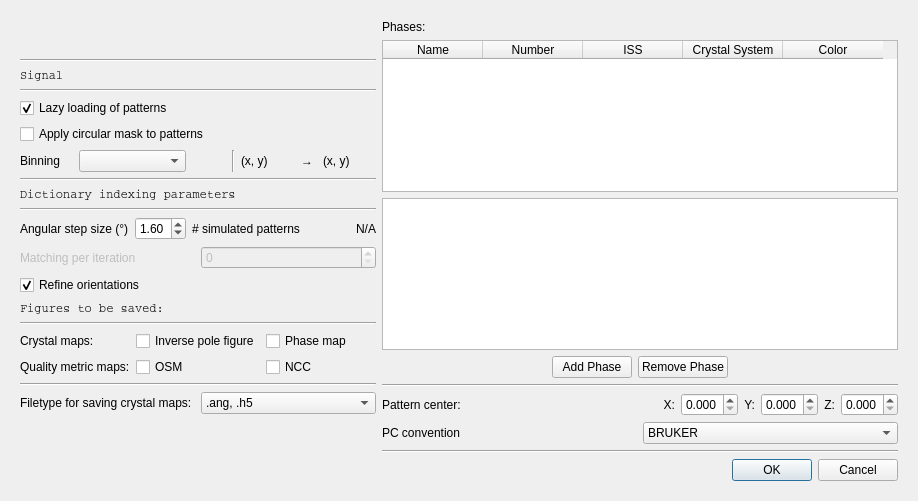
The window that ui/di_setup.ui (EBSP-Indexer/EBSP-Indexer) describes before a commit, drawn with Qt 5.
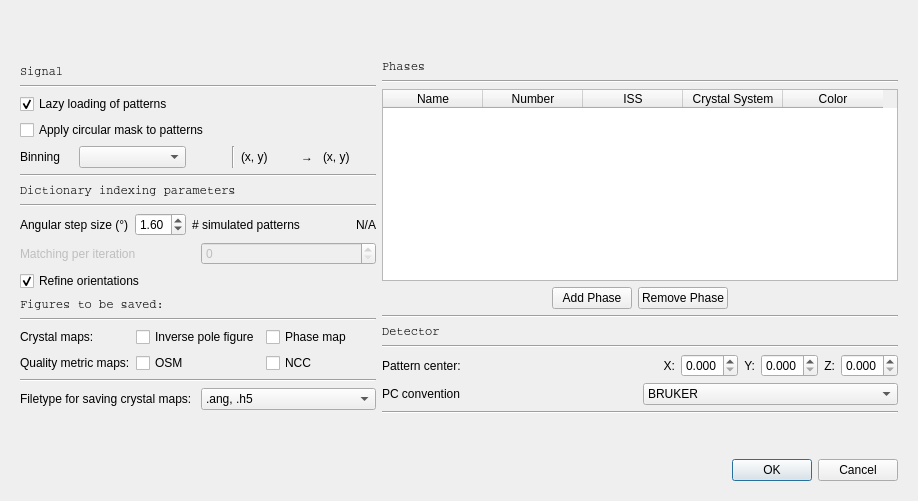
The same window after the commit.

Commit message: Added phase table for DI, as well as minor changes

Diff of the .ui file:
```diff
--- a/ui/di_setup.ui
+++ b/ui/di_setup.ui
@@ -39,13 +39,46 @@
           </item>
           <item>
            <widget class="QLabel" name="label_9">
+            <property name="font">
+             <font>
+              <family>Courier</family>
+             </font>
+            </property>
             <property name="text">
-             <string>Phases:</string>
+             <string>Phases</string>
+            </property>
+           </widget>
+          </item>
+          <item>
+           <widget class="Line" name="line_9">
+            <property name="orientation">
+             <enum>Qt::Horizontal</enum>
             </property>
            </widget>
           </item>
           <item>
            <widget class="QTableWidget" name="tableWidgetPhase">
+            <property name="sizePolicy">
+             <sizepolicy hsizetype="Preferred" vsizetype="Expanding">
+              <horstretch>0</horstretch>
+              <verstretch>0</verstretch>
+             </sizepolicy>
+            </property>
+            <property name="minimumSize">
+             <size>
+              <width>502</width>
+              <height>0</height>
+             </size>
+            </property>
+            <property name="maximumSize">
+             <size>
+              <width>16777215</width>
+              <height>16777215</height>
+             </size>
+            </property>
+            <property name="selectionBehavior">
+             <enum>QAbstractItemView::SelectRows</enum>
+            </property>
             <column>
              <property name="text">
               <string>Name</string>
@@ -73,28 +106,6 @@
             </column>
            </widget>
           </item>
-          <item>
-           <widget class="QListWidget" name="listWidgetPhase">
-            <property name="minimumSize">
-             <size>
-              <width>30</width>
-              <height>50</height>
-             </size>
-            </property>
-            <property name="maximumSize">
-             <size>
-              <width>16000000</width>
-              <height>1699999</height>
-             </size>
-            </property>
-            <property name="acceptDrops">
-             <bool>false</bool>
-            </property>
-            <property name="selectionMode">
-             <enum>QAbstractItemView::MultiSelection</enum>
-            </property>
-           </widget>
-          </item>
           <item>
            <layout class="QHBoxLayout" name="horizontalLayout_3">
             <item>
@@ -146,6 +157,25 @@
             </property>
            </widget>
           </item>
+          <item>
+           <widget class="QLabel" name="label_16">
+            <property name="font">
+             <font>
+              <family>Courier</family>
+             </font>
+            </property>
+            <property name="text">
+             <string>Detector</string>
+            </property>
+           </widget>
+          </item>
+          <item>
+           <widget class="Line" name="line_7">
+            <property name="orientation">
+             <enum>Qt::Horizontal</enum>
+            </property>
+           </widget>
+          </item>
           <item>
            <layout class="QHBoxLayout" name="horizontalLayout_6">
             <item>
@@ -304,13 +334,6 @@
             </property>
            </spacer>
           </item>
-          <item>
-           <widget class="Line" name="line_7">
-            <property name="orientation">
-             <enum>Qt::Horizontal</enum>
-            </property>
-           </widget>
-          </item>
           <item>
            <widget class="QLabel" name="label">
             <property name="font">
```
Left out of the diff: 1 changed line with no effect on the pictures. The commit also changes 3 other files.
